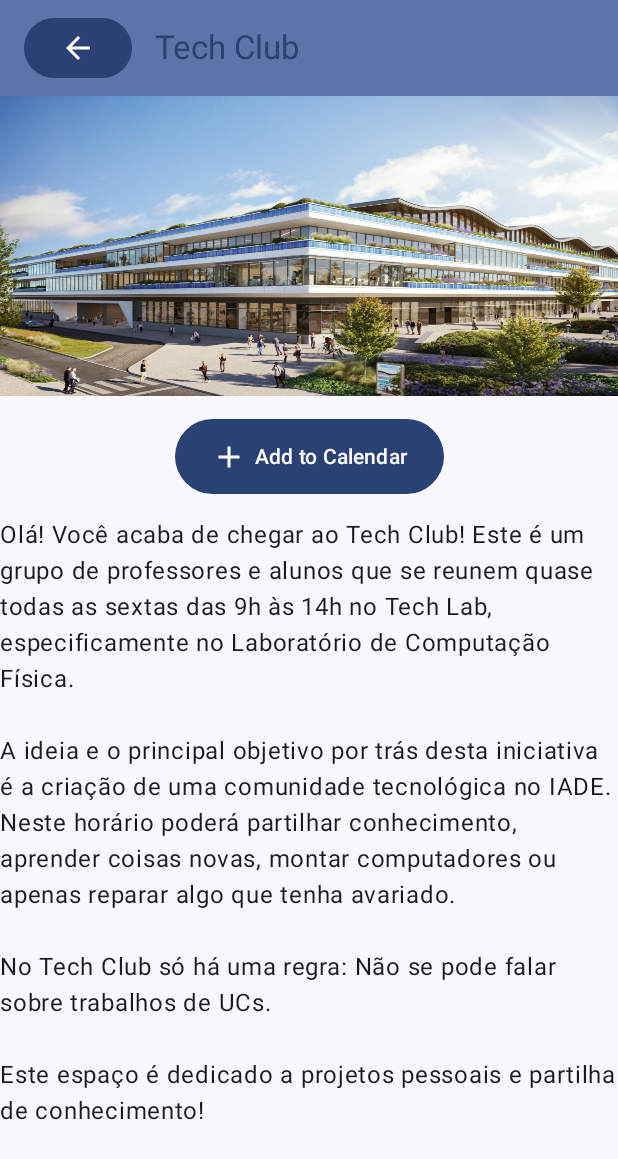
After one commit to nathanpc/iade-ei-greenventos, an Android app built with Jetpack Compose: the EventDetailActivity screen opened directly, with no data from a screen before it, on a phone screen of 412 x 824 dp. The commit adds this screen. Shown: the top 1159 px of the screen. Run offline under Robolectric (Android 15) with nearby library versions, the phone set to English and light mode, and no system bars.

Commit message:
Started working on the detail Activity for an event

```diff
--- a/app/src/main/AndroidManifest.xml
+++ b/app/src/main/AndroidManifest.xml
@@ -12,6 +12,11 @@
         android:supportsRtl="true"
         android:theme="@style/Theme.Greenventos">
         <activity
+            android:name=".EventDetailActivity"
+            android:exported="false"
+            android:label="@string/title_activity_event_detail"
+            android:theme="@style/Theme.Greenventos" />
+        <activity
             android:name=".MainActivity"
             android:exported="true"
             android:label="@string/app_name"
--- /dev/null
+++ b/app/src/main/java/pt/iade/ei/greenventos/EventDetailActivity.kt
@@ -0,0 +1,154 @@
+package pt.iade.ei.greenventos
+
+import android.os.Bundle
+import androidx.activity.ComponentActivity
+import androidx.activity.compose.setContent
+import androidx.activity.enableEdgeToEdge
+import androidx.compose.foundation.Image
+import androidx.compose.foundation.layout.Column
+import androidx.compose.foundation.layout.Row
+import androidx.compose.foundation.layout.fillMaxSize
+import androidx.compose.foundation.layout.fillMaxWidth
+import androidx.compose.foundation.layout.height
+import androidx.compose.foundation.layout.padding
+import androidx.compose.material.icons.Icons
+import androidx.compose.material.icons.automirrored.filled.ArrowBack
+import androidx.compose.material.icons.filled.Add
+import androidx.compose.material.icons.filled.ArrowBack
+import androidx.compose.material3.Button
+import androidx.compose.material3.ExperimentalMaterial3Api
+import androidx.compose.material3.Icon
+import androidx.compose.material3.MaterialTheme
+import androidx.compose.material3.Scaffold
+import androidx.compose.material3.Text
+import androidx.compose.material3.TopAppBar
+import androidx.compose.material3.TopAppBarDefaults.topAppBarColors
+import androidx.compose.runtime.Composable
+import androidx.compose.ui.Alignment
+import androidx.compose.ui.Modifier
+import androidx.compose.ui.layout.ContentScale
+import androidx.compose.ui.res.painterResource
+import androidx.compose.ui.res.stringResource
+import androidx.compose.ui.tooling.preview.Preview
+import androidx.compose.ui.unit.dp
+import pt.iade.ei.greenventos.models.EventItem
+import pt.iade.ei.greenventos.models.hoursToMinutes
+import pt.iade.ei.greenventos.ui.components.EventListItem
+import pt.iade.ei.greenventos.ui.theme.GreenventosTheme
+import java.util.Calendar
+
+class EventDetailActivity : ComponentActivity() {
+    override fun onCreate(savedInstanceState: Bundle?) {
+        super.onCreate(savedInstanceState)
+        enableEdgeToEdge()
+        setContent {
+            GreenventosTheme {
+                DetailView()
+            }
+        }
+    }
+}
+
+@OptIn(ExperimentalMaterial3Api::class)
+@Composable
+fun DetailView() {
+    val item = EventItem(
+        id = 123,
+        title = "Tech Club",
+        date = Calendar.getInstance(),
+        room = "Tech Lab",
+        durationMinutes = hoursToMinutes(4),
+        rsvp = 8,
+        description = """
+            Olá! Você acaba de chegar ao Tech Club! Este é um grupo de professores e alunos que se reunem quase todas as sextas das 9h às 14h no Tech Lab, especificamente no Laboratório de Computação Física.
+
+            A ideia e o principal objetivo por trás desta iniciativa é a criação de uma comunidade tecnológica no IADE. Neste horário poderá partilhar conhecimento, aprender coisas novas, montar computadores ou apenas reparar algo que tenha avariado.
+
+            No Tech Club só há uma regra: Não se pode falar sobre trabalhos de UCs.
+
+            Este espaço é dedicado a projetos pessoais e partilha de conhecimento!
+        """.trimIndent()
+    )
+
+    Scaffold(
+        topBar = {
+            TopAppBar(
+                colors = topAppBarColors(
+                    containerColor = MaterialTheme.colorScheme.primaryContainer,
+                    titleContentColor = MaterialTheme.colorScheme.primary,
+                ),
+                title = {
+                    Row(
+                        verticalAlignment = Alignment.CenterVertically
+                    ) {
+                        Button(
+                            onClick = { }
+                        ) {
+                            Icon(
+                                imageVector = Icons.AutoMirrored.Filled.ArrowBack,
+                                contentDescription = stringResource(R.string.back)
+                            )
+                        }
+
+                        Text(
+                            text = item.title,
+                            modifier = Modifier.padding(start = 15.dp)
+                        )
+                    }
+                }
+            )
+        }
+    ) { innerPadding ->
+        Column(
+            modifier = Modifier.padding(innerPadding)
+        ) {
+            // Poster image.
+            Image(
+                painter = painterResource(R.drawable.green_campus),
+                contentDescription = "Event poster",
+                contentScale = ContentScale.FillBounds,
+                modifier = Modifier
+                    .height(200.dp)
+                    .fillMaxWidth()
+            )
+
+            Column(
+                horizontalAlignment = Alignment.CenterHorizontally,
+                modifier = Modifier
+                    .fillMaxWidth()
+                    .padding(vertical = 15.dp)
+            ) {
+                Button(
+                    onClick = { },
+                    modifier = Modifier.height(50.dp)
+                ) {
+                    val text = stringResource(R.string.add_calendar)
+                    Row(
+                        verticalAlignment = Alignment.CenterVertically
+                    ) {
+                        Icon(
+                            imageVector = Icons.Default.Add,
+                            contentDescription = text
+                        )
+
+                        Text(
+                            text = text,
+                            modifier = Modifier.padding(start = 5.dp)
+                        )
+                    }
+                }
+            }
+
+            // Description area.
+            Text(item.description)
+        }
+    }
+}
+
+@Preview(showBackground = true)
+@Composable
+fun DetailViewPreview() {
+    GreenventosTheme {
+        DetailView()
+    }
+}
--- a/app/src/main/java/pt/iade/ei/greenventos/models/EventItem.kt
+++ b/app/src/main/java/pt/iade/ei/greenventos/models/EventItem.kt
@@ -8,7 +8,8 @@ data class EventItem(
     var date: Calendar,
     var room: String,
     var durationMinutes: Int,
-    var rsvp: Int
+    var rsvp: Int,
+    var description: String = ""
 )
 
 fun hoursToMinutes(hours: Int): Int {
--- a/app/src/main/res/values/strings.xml
+++ b/app/src/main/res/values/strings.xml
@@ -1,3 +1,7 @@
 <resources>
-    <string name="app_name">Greenventos</string>
+    <string name="app_name" translatable="false">Greenventos</string>
+    <string name="title_activity_event_detail">Event Detail</string>
+
+    <string name="back">Back</string>
+    <string name="add_calendar">Add to Calendar</string>
 </resources>
```
